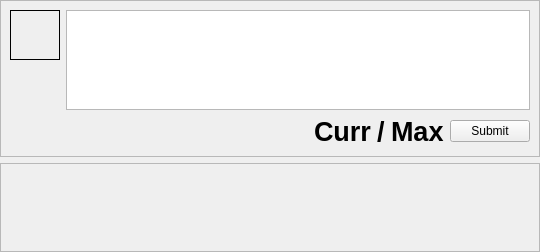
Above: ui/ForumView.ui from dmzdev/stance before the change. Below: the same form after it.
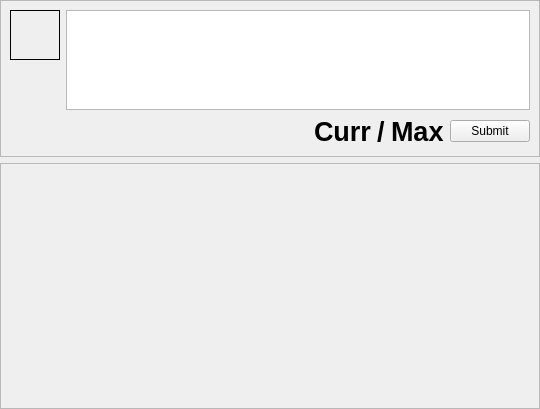
That is the form after the change.

Commit message: Fixed spot where Vlad commented out the forum object activation, thereby borking the forums.

The edit to the form file:
```diff
--- a/ui/ForumView.ui
+++ b/ui/ForumView.ui
@@ -7,7 +7,7 @@
     <x>0</x>
     <y>0</y>
     <width>540</width>
-    <height>252</height>
+    <height>409</height>
    </rect>
   </property>
   <property name="windowTitle">
@@ -198,7 +198,7 @@
         <x>0</x>
         <y>0</y>
         <width>538</width>
-        <height>76</height>
+        <height>233</height>
        </rect>
       </property>
       <property name="sizePolicy">
```
The commit also changes 2 other files.
